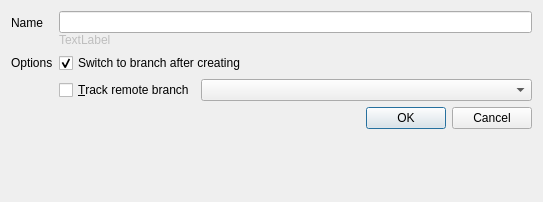
weblate/gitfourchette, file gitfourchette/widgets/newbranchdialog.ui: the form before one commit.
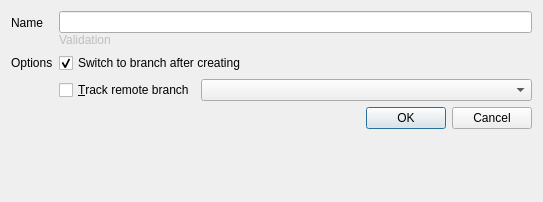
The form after the commit.

The edit to the form file:
```diff
--- a/gitfourchette/widgets/newbranchdialog.ui
+++ b/gitfourchette/widgets/newbranchdialog.ui
@@ -62,7 +62,7 @@
         <bool>false</bool>
        </property>
        <property name="text">
-        <string>TextLabel</string>
+        <string notr="true">Validation</string>
        </property>
       </widget>
      </item>
```
